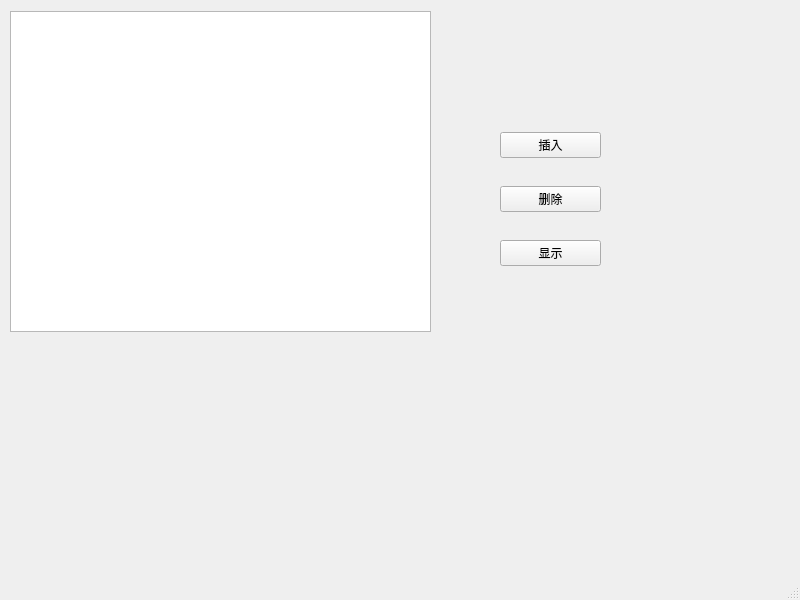
Old version of the form mainwindow.ui in the repository MarkosLEE/DataBase.
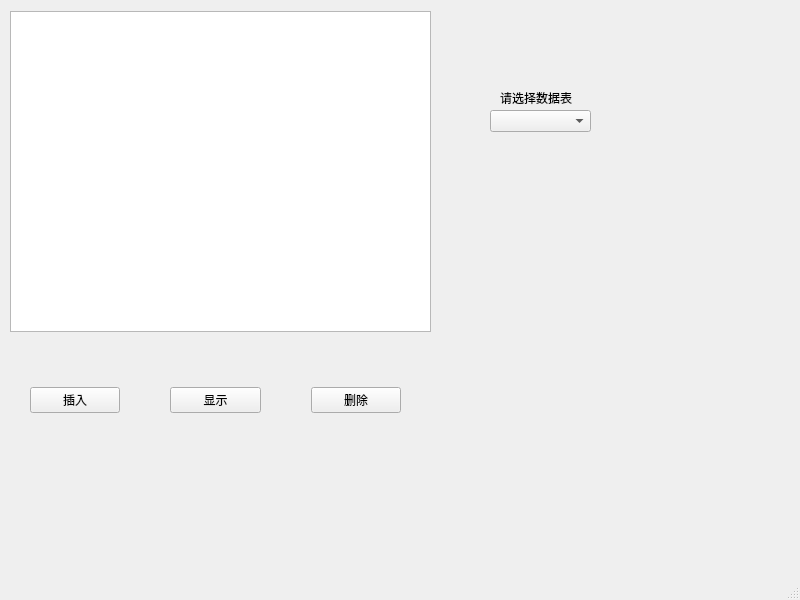
New version of the form.

```diff
--- a/mainwindow.ui
+++ b/mainwindow.ui
@@ -27,13 +27,16 @@
    <widget class="QWidget" name="verticalLayoutWidget">
     <property name="geometry">
      <rect>
-      <x>500</x>
-      <y>110</y>
-      <width>101</width>
-      <height>181</height>
+      <x>30</x>
+      <y>360</y>
+      <width>371</width>
+      <height>80</height>
      </rect>
     </property>
-    <layout class="QVBoxLayout" name="verticalLayout">
+    <layout class="QHBoxLayout" name="horizontalLayout">
+     <property name="spacing">
+      <number>50</number>
+     </property>
      <item>
       <widget class="QPushButton" name="pushButton">
        <property name="text">
@@ -41,13 +44,6 @@
        </property>
       </widget>
      </item>
-     <item>
-      <widget class="QPushButton" name="pushButton_2">
-       <property name="text">
-        <string>删除</string>
-       </property>
-      </widget>
-     </item>
      <item>
       <widget class="QPushButton" name="pushButton_3">
        <property name="text">
@@ -55,8 +51,38 @@
        </property>
       </widget>
      </item>
+     <item>
+      <widget class="QPushButton" name="pushButton_2">
+       <property name="text">
+        <string>删除</string>
+       </property>
+      </widget>
+     </item>
     </layout>
    </widget>
+   <widget class="QComboBox" name="comboBox">
+    <property name="geometry">
+     <rect>
+      <x>490</x>
+      <y>110</y>
+      <width>101</width>
+      <height>22</height>
+     </rect>
+    </property>
+   </widget>
+   <widget class="QLabel" name="label">
+    <property name="geometry">
+     <rect>
+      <x>500</x>
+      <y>90</y>
+      <width>81</width>
+      <height>16</height>
+     </rect>
+    </property>
+    <property name="text">
+     <string>请选择数据表</string>
+    </property>
+   </widget>
   </widget>
   <widget class="QMenuBar" name="menubar">
    <property name="geometry">
```
Left out of the diff: 2 changed lines with no effect on the pictures.
